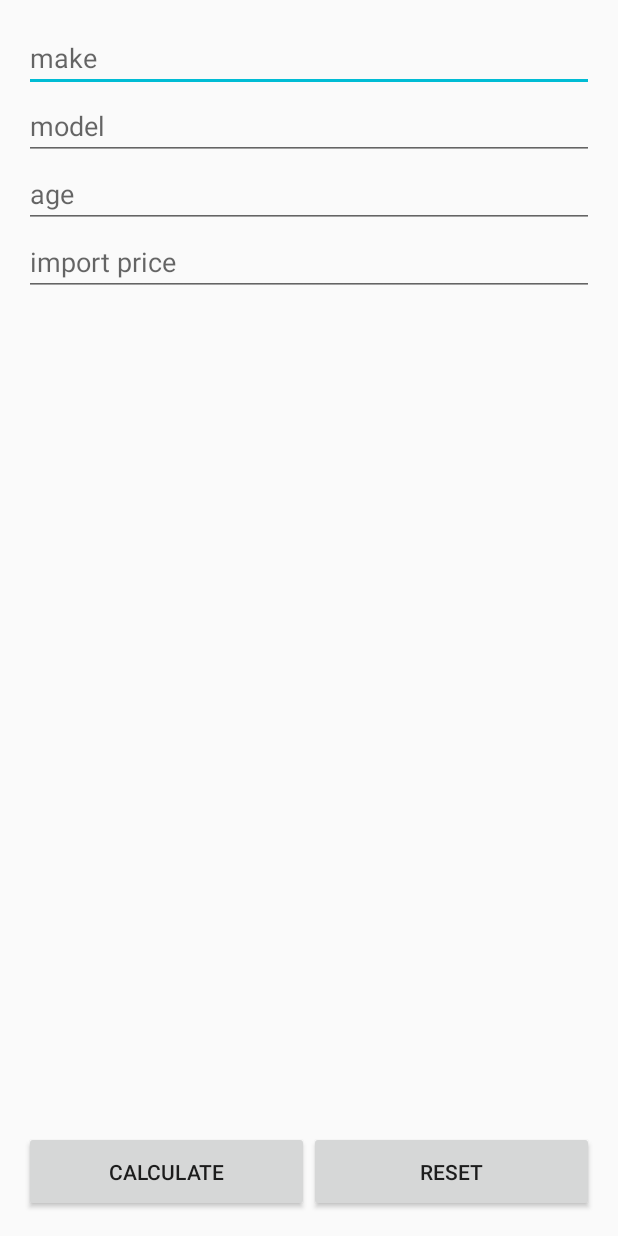
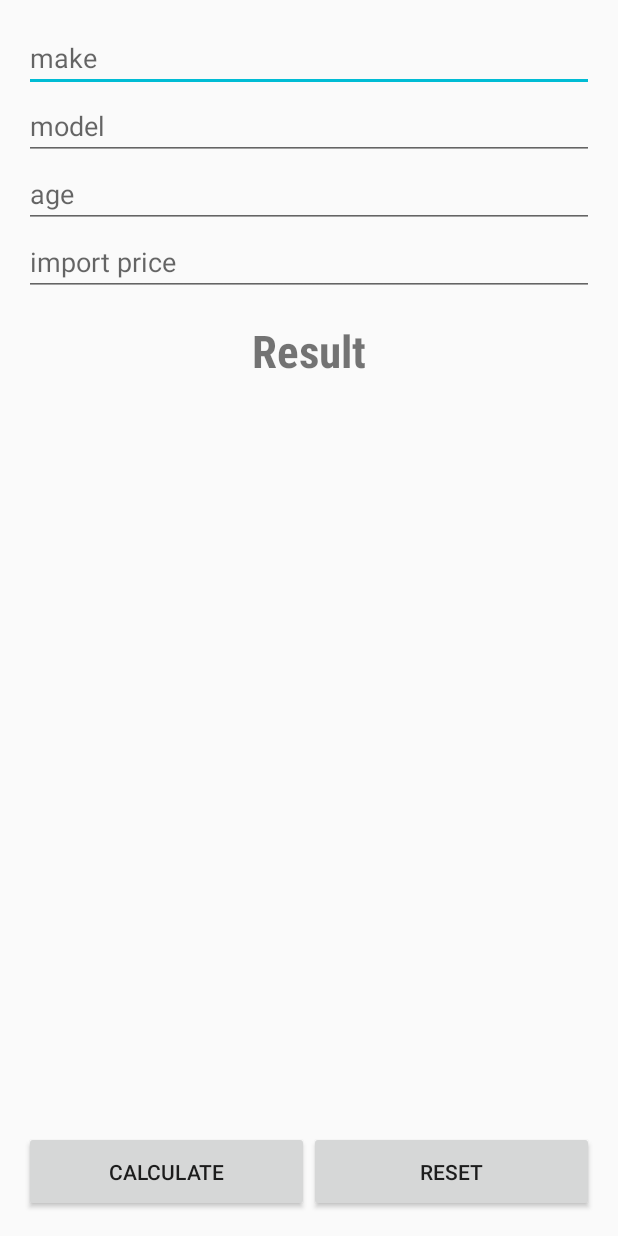
Before and after one commit to KidusMT/Taxulator, an Android app: the layout activity_home.xml on its own in the app's theme, with its tools: preview values and no code run, on a phone screen of 412 x 824 dp. Run offline under Robolectric (Android 15) with nearby library versions, the phone set to English and light mode, and no system bars.

```diff
--- a/app/src/main/res/layout/activity_home.xml
+++ b/app/src/main/res/layout/activity_home.xml
@@ -4,67 +4,98 @@
     android:layout_width="match_parent"
     android:layout_height="match_parent"
     android:layout_margin="@dimen/activity_horizontal_margin"
-    tools:context="com.gmail.kidusmamuye.taxulator.ui.HomeActivity"
-    android:orientation="vertical">
+    android:orientation="vertical"
+    tools:context="com.gmail.kidusmamuye.taxulator.ui.HomeActivity">
 
     <EditText
-        android:hint="@string/make"
         android:id="@+id/car_make"
         android:layout_width="match_parent"
         android:layout_height="wrap_content"
-        android:maxLines="1"
+        android:hint="@string/make"
         android:inputType="text"
-        android:maxLength="40" />
+        android:maxLength="40"
+        android:maxLines="1" />
 
     <EditText
-        android:layout_below="@id/car_make"
-        android:hint="@string/model"
         android:id="@+id/car_model"
         android:layout_width="match_parent"
         android:layout_height="wrap_content"
-        android:maxLines="1"
+        android:layout_below="@id/car_make"
+        android:hint="@string/model"
         android:inputType="text"
-        android:maxLength="40"  />
+        android:maxLength="40"
+        android:maxLines="1" />
 
     <EditText
-        android:layout_below="@id/car_model"
-        android:hint="@string/age"
         android:id="@+id/car_age"
         android:layout_width="match_parent"
         android:layout_height="wrap_content"
-        android:maxLines="1"
+        android:layout_below="@id/car_model"
+        android:hint="@string/age"
         android:inputType="number|numberDecimal"
-        android:maxLength="15" />
+        android:maxLength="15"
+        android:maxLines="1" />
 
     <EditText
-        android:layout_below="@id/car_age"
-        android:hint="@string/import_price"
         android:id="@+id/car_import_price"
         android:layout_width="match_parent"
         android:layout_height="wrap_content"
-        android:maxLines="1"
+        android:layout_below="@id/car_age"
+        android:hint="@string/import_price"
         android:inputType="number|numberDecimal"
-        android:maxLength="15" />
+        android:maxLength="15"
+        android:maxLines="1" />
 
     <LinearLayout
+        android:layout_marginTop="16sp"
+        android:id="@+id/result"
+        android:layout_width="match_parent"
+        android:layout_height="wrap_content"
+        android:layout_below="@id/car_import_price"
+        android:orientation="vertical">
+
+        <TextView
+            android:fontFamily="sans-serif-condensed"
+            android:textStyle="bold"
+            android:textAlignment="center"
+            android:layout_width="match_parent"
+            android:layout_height="wrap_content"
+            android:text="@string/calculated_result"
+            android:textSize="30sp" />
+
+        <TextView
+            android:textSize="25sp"
+            android:id="@+id/final_tax_result"
+            android:layout_width="match_parent"
+            android:layout_height="wrap_content" />
+
+        <TextView
+            android:textSize="25sp"
+            android:id="@+id/final_price_result"
+            android:layout_width="match_parent"
+            android:layout_height="wrap_content" />
+    </LinearLayout>
+
+    <LinearLayout
+        android:layout_width="match_parent"
+        android:layout_height="wrap_content"
         android:layout_alignParentBottom="true"
-        android:weightSum="2"
         android:orientation="horizontal"
-        android:layout_width="match_parent"
-        android:layout_height="wrap_content">
+        android:weightSum="2">
 
         <Button
             android:id="@+id/btn_calculate"
-            android:text="@string/Calculate"
+            android:layout_width="0sp"
+            android:layout_height="54sp"
             android:layout_weight="1"
-            android:layout_width="0sp"
-            android:layout_height="54sp" />
+            android:text="@string/Calculate" />
+
         <Button
             android:id="@+id/btn_reset"
-            android:text="@string/reset"
+            android:layout_width="0sp"
+            android:layout_height="54sp"
             android:layout_weight="1"
-            android:layout_width="0sp"
-            android:layout_height="54sp" />
+            android:text="@string/reset" />
 
     </LinearLayout>
 
--- a/app/src/main/res/layout/landing_slide1.xml
+++ b/app/src/main/res/layout/landing_slide1.xml
@@ -14,7 +14,7 @@
         <ImageView
             android:layout_width="@dimen/img_width_height"
             android:layout_height="@dimen/img_width_height"
-            android:src="@drawable/ic_drive_slow" />
+            android:src="@drawable/calculate1" />
 
         <TextView
             android:layout_width="wrap_content"
--- a/app/src/main/res/layout/landing_slide2.xml
+++ b/app/src/main/res/layout/landing_slide2.xml
@@ -14,7 +14,7 @@
         <ImageView
             android:layout_width="@dimen/img_width_height"
             android:layout_height="@dimen/img_width_height"
-            android:src="@drawable/ic_safty_first" />
+            android:src="@drawable/calculate2" />
 
         <TextView
             android:layout_width="wrap_content"
--- a/app/src/main/res/layout/landing_slide3.xml
+++ b/app/src/main/res/layout/landing_slide3.xml
@@ -14,7 +14,7 @@
         <ImageView
             android:layout_width="@dimen/img_width_height"
             android:layout_height="@dimen/img_width_height"
-            android:src="@drawable/ic_save_life" />
+            android:src="@drawable/calculate3" />
 
         <TextView
             android:layout_width="wrap_content"
--- a/app/src/main/res/layout/landing_slide4.xml
+++ b/app/src/main/res/layout/landing_slide4.xml
@@ -14,7 +14,7 @@
         <ImageView
             android:layout_width="@dimen/img_width_height"
             android:layout_height="@dimen/img_width_height"
-            android:src="@drawable/ic_report_fast" />
+            android:src="@drawable/calculate4" />
 
         <TextView
             android:layout_width="wrap_content"
```
Also changed, not shown: app/src/main/AndroidManifest.xml (+4 -3 lines), app/src/main/java/com/gmail/kidusmamuye/taxulator/ui/HomeActivity.java (+14 -0 lines), app/src/main/res/drawable/income_tax.xml (added, +60 -0 lines), app/src/main/res/values/strings.xml (+9 -8 lines), app/src/main/res/drawable-v24/ic_drive_slow.png (deleted), app/src/main/res/drawable-v24/ic_report_fast.png (deleted), app/src/main/res/drawable-v24/ic_safty_first.png (deleted), app/src/main/res/drawable-v24/ic_save_life.png (deleted), app/src/main/res/drawable/calculate1.png (added), app/src/main/res/drawable/calculate2.png (added), app/src/main/res/drawable/calculate3.png (added), app/src/main/res/drawable/calculate4.png (added).
